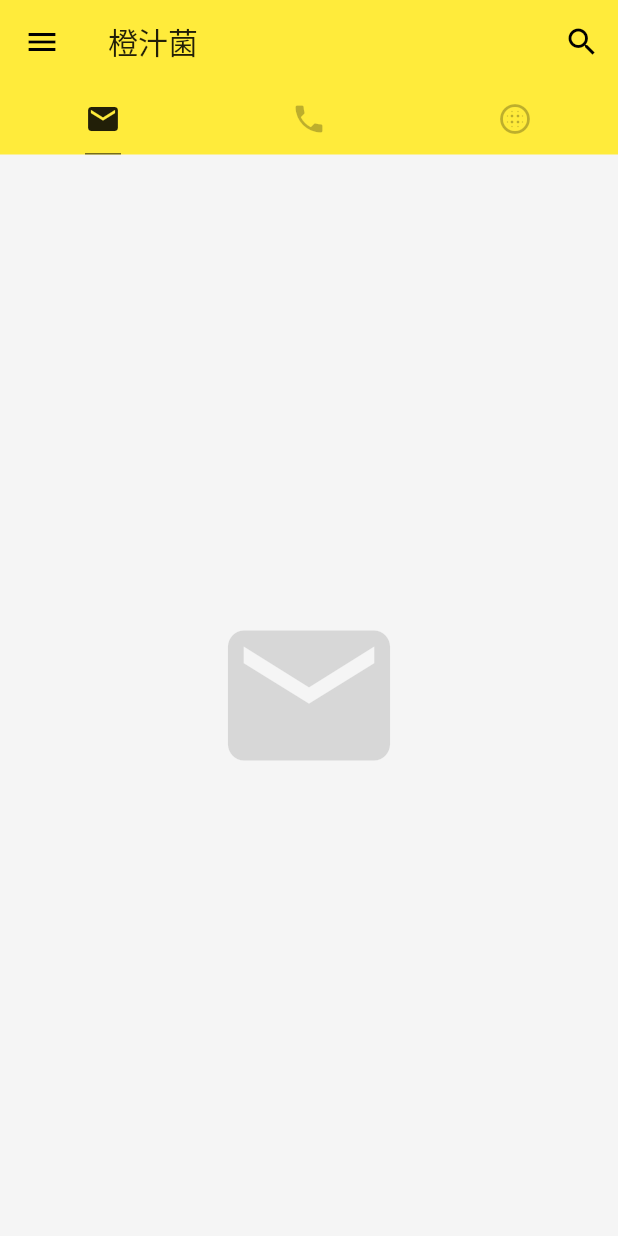
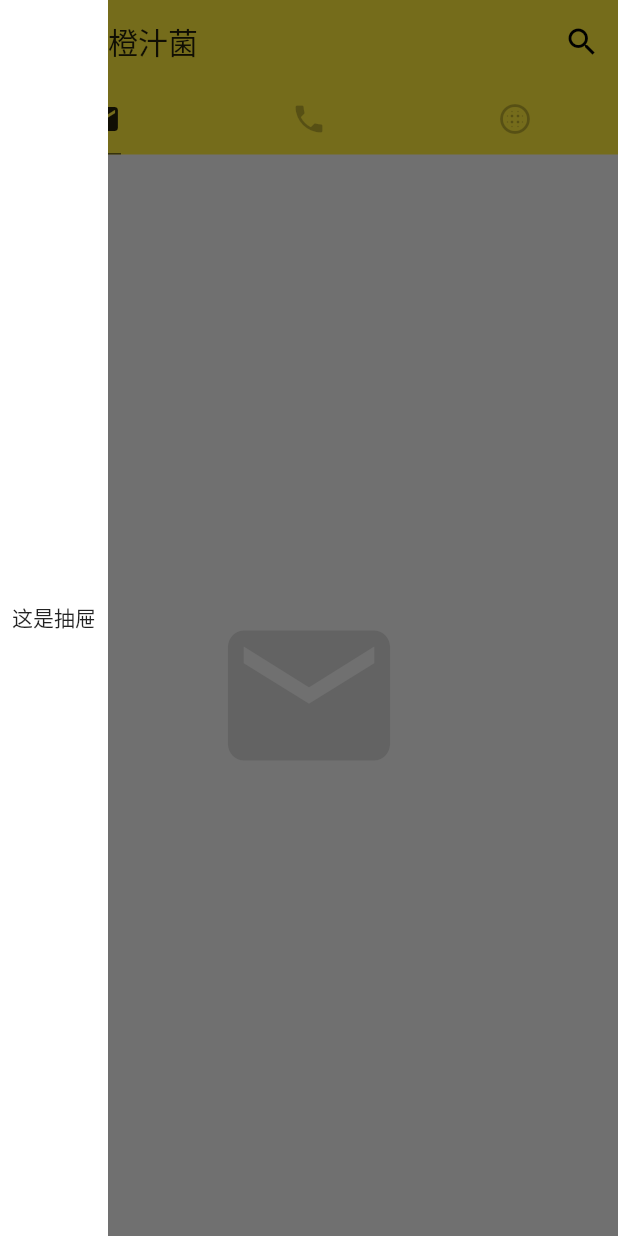
Before and after one commit to songhuizhang/Flutter-demo, a Flutter app: the screen it shows after launch, with the side drawer open (before the commit the screen has no drawer), on a phone screen of 412 x 824 dp. Run offline on Flutter 3.47's test engine with Material 2 defaults, Android fonts, the phone set to English and light mode, and no system bars.

Commit message:
添加从右向左的抽屉组件

```diff
--- a/lib/main.dart
+++ b/lib/main.dart
@@ -67,6 +67,16 @@ class Home extends StatelessWidget {
             Icon(Icons.blur_circular, size: 130.0, color: Colors.black12),
           ],
         ),
+        drawer: Container(
+          color: Colors.white,
+          padding: EdgeInsets.all(8.0),
+          child: Column(
+            mainAxisAlignment: MainAxisAlignment.center,
+            children: <Widget>[
+              Text('这是抽屉')
+            ],
+          ),
+        ),
       ),
     );
   }
```
